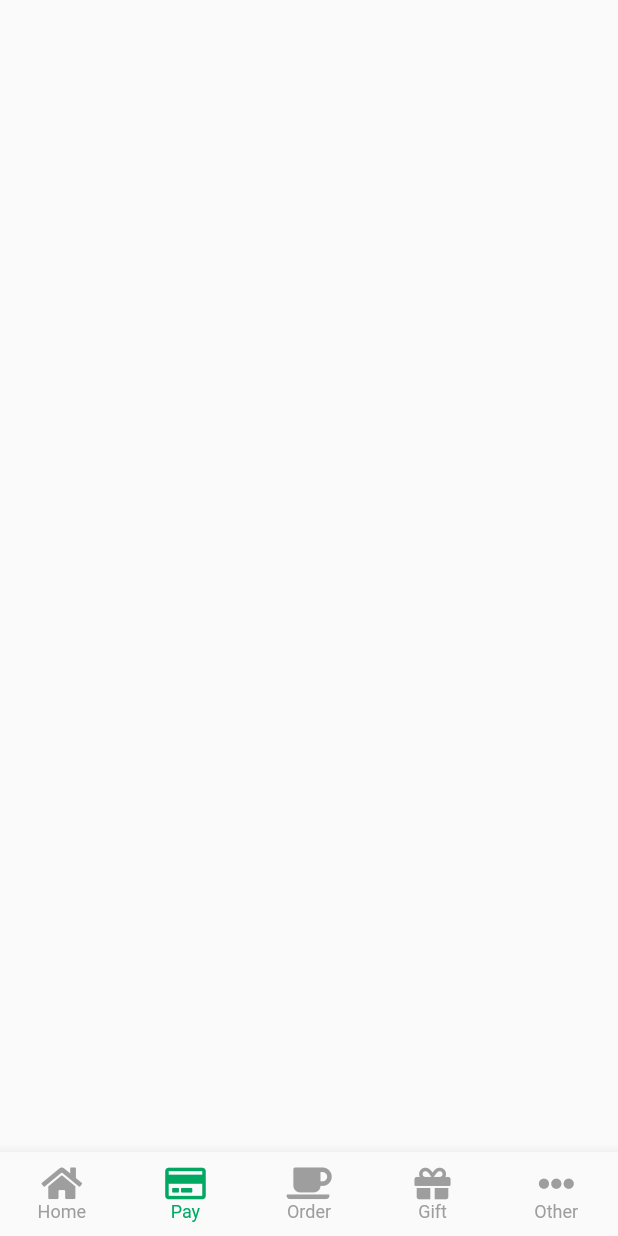
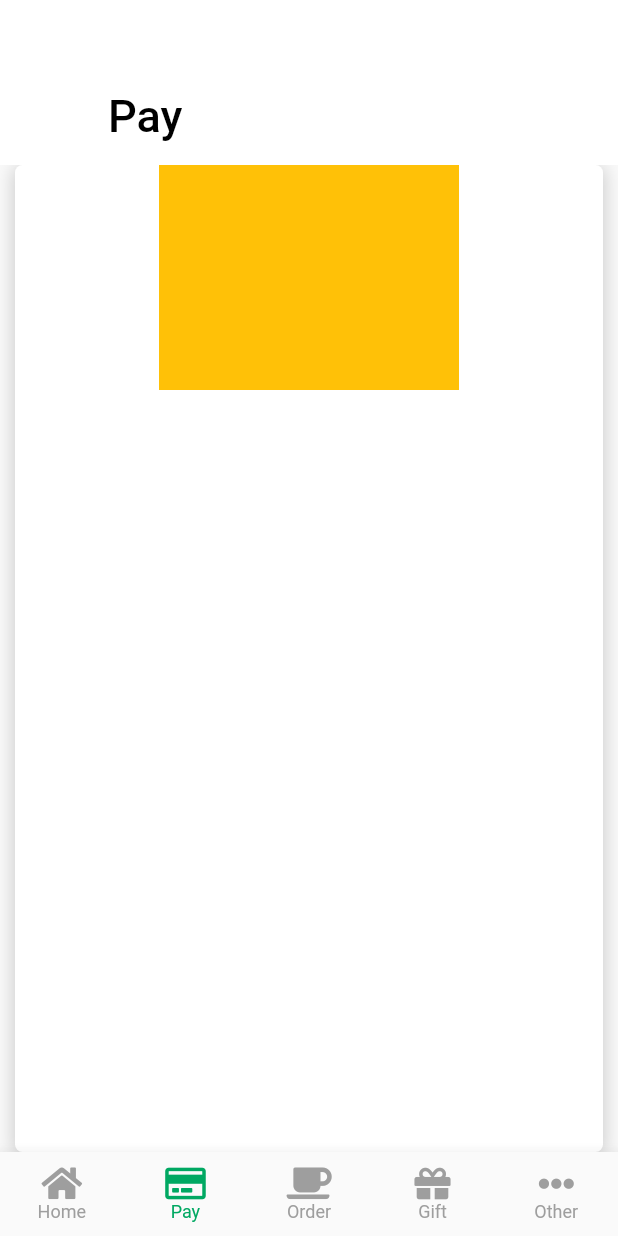
Before and after one commit to dits1019/Flutter-Starbucks-Clone, a Flutter app: the screen it shows after launch, item 2 of the bottom bar chosen, on a phone screen of 412 x 824 dp. Run offline on Flutter 3.47's test engine with Material 2 defaults, Android fonts, the light colour scheme and no system bars; our stand-ins replace animated_splash_screen, blur, font_awesome_flutter, lottie; network calls fail.

Commit message:
버튼 애니메이션 추가 & Pay 페이지 제작중

```diff
--- a/lib/payPage.dart
+++ b/lib/payPage.dart
@@ -1,9 +1,39 @@
 import 'package:flutter/material.dart';
+import 'package:flutter_starbucks/homePageWidget.dart';
 
 //flutter sliverappbar
 class PayPage extends StatelessWidget {
   @override
   Widget build(BuildContext context) {
-    return Scaffold();
+    return Scaffold(
+      body: CustomScrollView(
+        slivers: [
+          SliverAppBar(
+            expandedHeight: 110,
+            pinned: true,
+            backgroundColor: Colors.white,
+            flexibleSpace: FlexibleSpaceBar(
+              title: Text(
+                'Pay',
+                style: TextStyle(color: Colors.black),
+              ),
+            ),
+          ),
+          SliverFillRemaining(
+            child: ShadowContainer(
+                260,
+                Column(
+                  children: [
+                    Container(
+                      width: 200,
+                      height: 150,
+                      color: Colors.amber,
+                    ),
+                  ],
+                )),
+          )
+        ],
+      ),
+    );
   }
 }
```
Also changed, not shown: lib/homePage.dart (+61 -51 lines).
